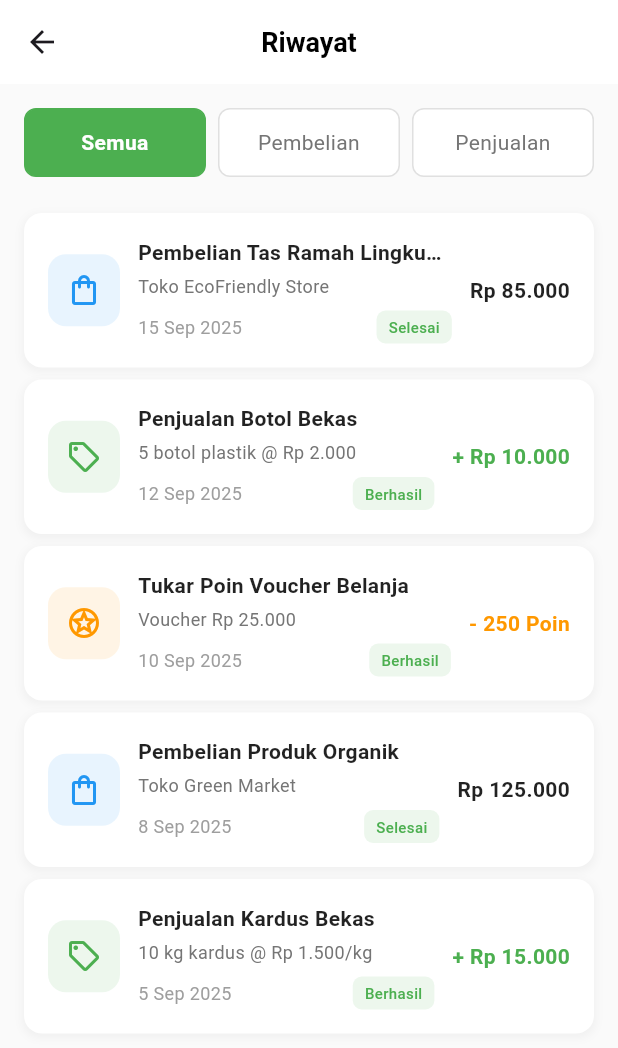
After one commit to KeyLonVylce/Flutter_OKgreen, a Flutter app: the RiwayatPage screen opened directly, on a phone screen of 412 x 824 dp. The commit adds this screen. Shown: the top 1048 px of the screen. Run offline on Flutter 3.47's test engine with Material 3 defaults, Android fonts, the phone set to English and light mode, and no system bars; our stand-ins replace dio, shared_preferences; accounts and stored records are empty.

Commit message:
navbar jadi 4

```diff
--- /dev/null
+++ b/lib/presentation/page/detail_toko/riwayat.dart
@@ -0,0 +1,262 @@
+import 'package:flutter/material.dart';
+
+class RiwayatPage extends StatelessWidget {
+  const RiwayatPage({super.key});
+
+  @override
+  Widget build(BuildContext context) {
+    return Scaffold(
+      backgroundColor: Colors.grey[50],
+      appBar: AppBar(
+        backgroundColor: Colors.white,
+        elevation: 0,
+        title: const Text(
+          'Riwayat',
+          style: TextStyle(
+            color: Colors.black,
+            fontSize: 18,
+            fontWeight: FontWeight.w600,
+          ),
+        ),
+        centerTitle: true,
+      ),
+      body: SingleChildScrollView(
+        child: Column(
+          children: [
+            const SizedBox(height: 16),
+
+            // Filter Tabs
+            Container(
+              margin: const EdgeInsets.symmetric(horizontal: 16),
+              child: Row(
+                children: [
+                  Expanded(
+                    child: _buildFilterTab('Semua', true),
+                  ),
+                  const SizedBox(width: 8),
+                  Expanded(
+                    child: _buildFilterTab('Pembelian', false),
+                  ),
+                  const SizedBox(width: 8),
+                  Expanded(
+                    child: _buildFilterTab('Penjualan', false),
+                  ),
+                ],
+              ),
+            ),
+
+            const SizedBox(height: 20),
+
+            // History Items
+            _buildHistoryItem(
+              title: 'Pembelian Tas Ramah Lingkungan',
+              subtitle: 'Toko EcoFriendly Store',
+              amount: 'Rp 85.000',
+              date: '15 Sep 2025',
+              type: 'buy',
+              status: 'Selesai',
+            ),
+
+            _buildHistoryItem(
+              title: 'Penjualan Botol Bekas',
+              subtitle: '5 botol plastik @ Rp 2.000',
+              amount: '+ Rp 10.000',
+              date: '12 Sep 2025',
+              type: 'sell',
+              status: 'Berhasil',
+            ),
+
+            _buildHistoryItem(
+              title: 'Tukar Poin Voucher Belanja',
+              subtitle: 'Voucher Rp 25.000',
+              amount: '- 250 Poin',
+              date: '10 Sep 2025',
+              type: 'points',
+              status: 'Berhasil',
+            ),
+
+            _buildHistoryItem(
+              title: 'Pembelian Produk Organik',
+              subtitle: 'Toko Green Market',
+              amount: 'Rp 125.000',
+              date: '8 Sep 2025',
+              type: 'buy',
+              status: 'Selesai',
+            ),
+
+            _buildHistoryItem(
+              title: 'Penjualan Kardus Bekas',
+              subtitle: '10 kg kardus @ Rp 1.500/kg',
+              amount: '+ Rp 15.000',
+              date: '5 Sep 2025',
+              type: 'sell',
+              status: 'Berhasil',
+            ),
+
+            const SizedBox(height: 20),
+          ],
+        ),
+      ),
+    );
+  }
+
+  Widget _buildFilterTab(String title, bool isActive) {
+    return Container(
+      padding: const EdgeInsets.symmetric(vertical: 12),
+      decoration: BoxDecoration(
+        color: isActive ? Colors.green : Colors.white,
+        borderRadius: BorderRadius.circular(8),
+        border: Border.all(
+          color: isActive ? Colors.green : Colors.grey.shade300,
+          width: 1,
+        ),
+      ),
+      child: Text(
+        title,
+        textAlign: TextAlign.center,
+        style: TextStyle(
+          color: isActive ? Colors.white : Colors.grey[600],
+          fontSize: 14,
+          fontWeight: isActive ? FontWeight.w600 : FontWeight.w400,
+        ),
+      ),
+    );
+  }
+
+  Widget _buildHistoryItem({
+    required String title,
+    required String subtitle,
+    required String amount,
+    required String date,
+    required String type,
+    required String status,
+  }) {
+    Color typeColor;
+    IconData typeIcon;
+
+    switch (type) {
+      case 'buy':
+        typeColor = Colors.blue;
+        typeIcon = Icons.shopping_bag_outlined;
+        break;
+      case 'sell':
+        typeColor = Colors.green;
+        typeIcon = Icons.sell_outlined;
+        break;
+      case 'points':
+        typeColor = Colors.orange;
+        typeIcon = Icons.stars_outlined;
+        break;
+      default:
+        typeColor = Colors.grey;
+        typeIcon = Icons.history;
+    }
+
+    return Container(
+      margin: const EdgeInsets.symmetric(horizontal: 16, vertical: 4),
+      padding: const EdgeInsets.all(16),
+      decoration: BoxDecoration(
+        color: Colors.white,
+        borderRadius: BorderRadius.circular(12),
+        boxShadow: [
+          BoxShadow(
+            color: Colors.grey.withOpacity(0.1),
+            spreadRadius: 1,
+            blurRadius: 4,
+            offset: const Offset(0, 2),
+          ),
+        ],
+      ),
+      child: Row(
+        children: [
+          // Icon
+          Container(
+            width: 48,
+            height: 48,
+            decoration: BoxDecoration(
+              color: typeColor.withOpacity(0.1),
+              borderRadius: BorderRadius.circular(12),
+            ),
+            child: Icon(
+              typeIcon,
+              color: typeColor,
+              size: 24,
+            ),
+          ),
+
+          const SizedBox(width: 12),
+
+          // Content
+          Expanded(
+            child: Column(
+              crossAxisAlignment: CrossAxisAlignment.start,
+              children: [
+                Text(
+                  title,
+                  style: const TextStyle(
+                    fontSize: 14,
+                    fontWeight: FontWeight.w600,
+                    color: Colors.black87,
+                  ),
+                  maxLines: 1,
+                  overflow: TextOverflow.ellipsis,
+                ),
+                const SizedBox(height: 4),
+                Text(
+                  subtitle,
+                  style: TextStyle(
+                    fontSize: 12,
+                    color: Colors.grey[600],
+                  ),
+                  maxLines: 1,
+                  overflow: TextOverflow.ellipsis,
+                ),
+                const SizedBox(height: 8),
+                Row(
+                  mainAxisAlignment: MainAxisAlignment.spaceBetween,
+                  children: [
+                    Text(
+                      date,
+                      style: TextStyle(
+                        fontSize: 12,
+                        color: Colors.grey[500],
+                      ),
+                    ),
+                    Container(
+                      padding: const EdgeInsets.symmetric(horizontal: 8, vertical: 4),
+                      decoration: BoxDecoration(
+                        color: Colors.green.withOpacity(0.1),
+                        borderRadius: BorderRadius.circular(6),
+                      ),
+                      child: Text(
+                        status,
+                        style: const TextStyle(
+                          fontSize: 10,
+                          color: Colors.green,
+                          fontWeight: FontWeight.w500,
+                        ),
+                      ),
+                    ),
+                  ],
+                ),
+              ],
+            ),
+          ),
+
+          const SizedBox(width: 12),
+
+          // Amount
+          Text(
+            amount,
+            style: TextStyle(
+              fontSize: 14,
+              fontWeight: FontWeight.w600,
+              color: type == 'sell' ? Colors.green :
+                     type == 'points' ? Colors.orange : Colors.black87,
+            ),
+          ),
+        ],
+      ),
+    );
+  }
+}
--- a/lib/presentation/page/detail_toko/setting_page.dart
+++ b/lib/presentation/page/detail_toko/setting_page.dart
@@ -221,14 +221,6 @@ class _SettingsPageState extends State<SettingsPage> {
                   ),
                   _buildDivider(),
                   _buildMenuItem(
-                    icon: SettingIcons.points,
-                    title: 'Tukarkan Point',
-                    onTap: () {
-                      // Handle tap
-                    },
-                  ),
-                  _buildDivider(),
-                  _buildMenuItem(
                     icon: SettingIcons.contact,
                     title: 'Hubungi Kami',
                     onTap: () {
@@ -238,14 +230,6 @@ class _SettingsPageState extends State<SettingsPage> {
                           builder: (context) => const HubungiKamiPage(),
                         ),
                       );
-                    },
-                  ),
-                  _buildDivider(),
-                  _buildMenuItem(
-                    icon: SettingIcons.history,
-                    title: 'Riwayat',
-                    onTap: () {
-                      // Handle tap
                     },
                   ),
                   _buildDivider(),
--- a/lib/presentation/widget/bottom_navbar.dart
+++ b/lib/presentation/widget/bottom_navbar.dart
@@ -23,19 +23,25 @@ class _BottomNavbarState extends State<BottomNavbar> {
       index: 0,
       inactiveIcon: Icons.home_outlined,
       activeIcon: Icons.home_rounded,
-      label: 'Home',
+      label: 'Beranda',
     ),
     NavItem(
       index: 1,
-      inactiveIcon: Icons.sell_outlined,
-      activeIcon: Icons.sell_rounded,
-      label: 'Jual Barang',
+      inactiveIcon: Icons.shopping_bag_outlined,
+      activeIcon: Icons.shopping_bag,
+      label: 'Produk',
     ),
     NavItem(
       index: 2,
-      inactiveIcon: Icons.shopping_bag_outlined,
-      activeIcon: Icons.shopping_bag_rounded,
-      label: 'Beli Barang',
+      inactiveIcon: Icons.stars_outlined,
+      activeIcon: Icons.stars_rounded,
+      label: 'Poin',
+    ),
+    NavItem(
+      index: 3,
+      inactiveIcon: Icons.history_outlined,
+      activeIcon: Icons.history_rounded,
+      label: 'Riwayat',
     ),
   ];
 
```
Also changed, not shown: lib/presentation/widget/custom_button.dart (deleted).
